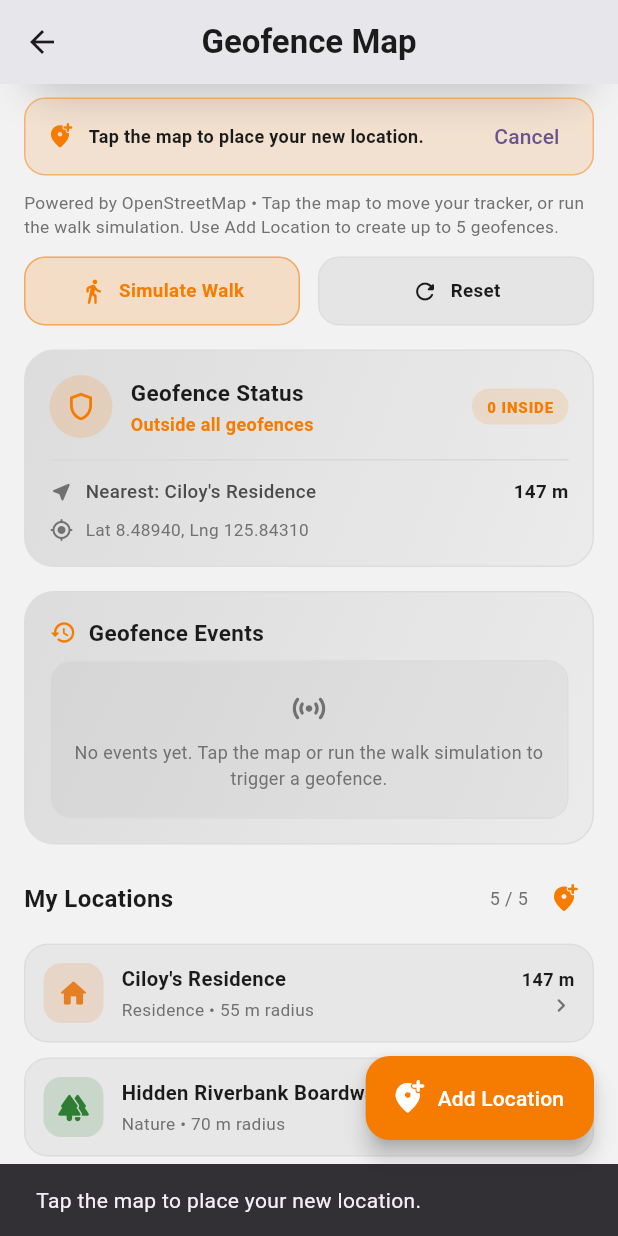
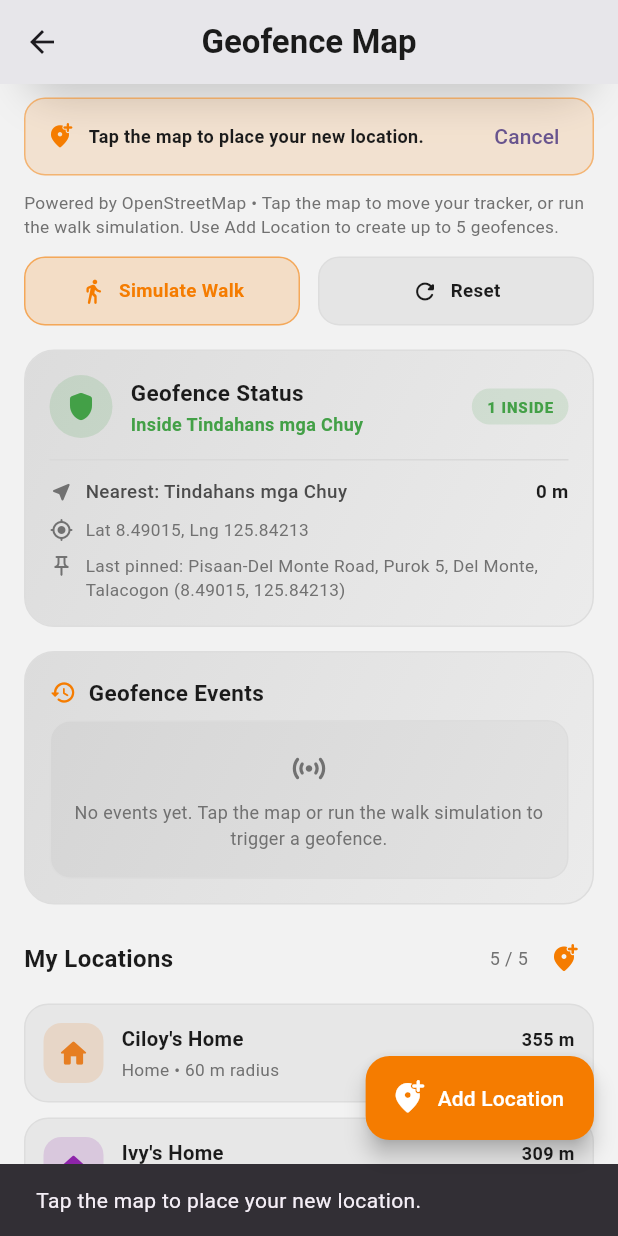
Before and after one commit to BEMBEMS/portfolio_app, a Flutter app: the Activity5GeofenceMap screen opened directly, scrolled down 576 dp, after a tap on the "add location alt" icon, on a phone screen of 412 x 824 dp. Run offline on Flutter 3.47's test engine with Material 3 defaults, Android fonts, the phone set to English and light mode, and no system bars; our stand-ins replace connectivity_plus, flutter_map, flutter_riverpod, latlong2, shared_preferences; missing offline and left inert: dart:js_interop; accounts and stored records are empty.

Commit message:
feat(geofence): set default locations to Del Monte landmarks and persist to SharedPreferences

```diff
--- a/lib/models/custom_landmark.dart
+++ b/lib/models/custom_landmark.dart
@@ -25,43 +25,53 @@ final Map<int, IconData> geofenceIconCatalog = {
 class CustomLandmark {
   final String id;
   final String name;
+  final String address;
   final String category;
   final String description;
   final LatLng position;
   final double radiusMeters;
   final IconData icon;
   final Color color;
+  final bool isPinned;
 
   const CustomLandmark({
     required this.id,
     required this.name,
+    this.address = '',
     required this.category,
     required this.description,
     required this.position,
     required this.radiusMeters,
     required this.icon,
     required this.color,
+    this.isPinned = false,
   });
+
+  String get displayAddress => address.trim().isEmpty ? name : address;
 
   CustomLandmark copyWith({
     String? id,
     String? name,
+    String? address,
     String? category,
     String? description,
     LatLng? position,
     double? radiusMeters,
     IconData? icon,
     Color? color,
+    bool? isPinned,
   }) {
     return CustomLandmark(
       id: id ?? this.id,
       name: name ?? this.name,
+      address: address ?? this.address,
       category: category ?? this.category,
       description: description ?? this.description,
       position: position ?? this.position,
       radiusMeters: radiusMeters ?? this.radiusMeters,
       icon: icon ?? this.icon,
       color: color ?? this.color,
+      isPinned: isPinned ?? this.isPinned,
     );
   }
 
@@ -69,6 +79,7 @@ class CustomLandmark {
     return {
       'id': id,
       'name': name,
+      'address': address,
       'category': category,
       'description': description,
       'latitude': position.latitude,
@@ -76,6 +87,7 @@ class CustomLandmark {
       'radiusMeters': radiusMeters,
       'iconCodePoint': icon.codePoint,
       'color': color.toARGB32(),
+      'isPinned': isPinned,
     };
   }
 
@@ -84,12 +96,14 @@ class CustomLandmark {
     final iconCodePoint =
         (json['iconCodePoint'] as num?)?.toInt() ??
         Icons.place_rounded.codePoint;
+    final name = json['name'] as String? ?? 'Unnamed Location';
 
     return CustomLandmark(
       id:
           json['id'] as String? ??
           'location_${DateTime.now().microsecondsSinceEpoch}',
-      name: json['name'] as String? ?? 'Unnamed Location',
+      name: name,
+      address: json['address'] as String? ?? '',
       category: json['category'] as String? ?? 'Custom',
       description: json['description'] as String? ?? '',
       position: LatLng(
@@ -99,6 +113,31 @@ class CustomLandmark {
       radiusMeters: (json['radiusMeters'] as num?)?.toDouble() ?? 50,
       icon: geofenceIconCatalog[iconCodePoint] ?? Icons.place_rounded,
       color: Color(colorValue),
+      isPinned: json['isPinned'] as bool? ?? false,
+    );
+  }
+}
+
+/// The most recently pinned or edited geofence location. Persisted separately
+/// so the app can restore the user's last location on startup.
+class PinnedGeofenceLocation {
+  final double latitude;
+  final double longitude;
+  final String address;
+
+  const PinnedGeofenceLocation({
+    required this.latitude,
+    required this.longitude,
+    required this.address,
+  });
+
+  LatLng get position => LatLng(latitude, longitude);
+
+  factory PinnedGeofenceLocation.fromLandmark(CustomLandmark landmark) {
+    return PinnedGeofenceLocation(
+      latitude: landmark.position.latitude,
+      longitude: landmark.position.longitude,
+      address: landmark.displayAddress,
     );
   }
 }
@@ -113,62 +152,68 @@ class DelMonteMapConfig {
 
 const List<CustomLandmark> defaultGeofenceLandmarks = [
   CustomLandmark(
-    id: 'residence',
-    name: "Ciloy's Residence",
-    category: 'Residence',
+    id: 'ciloys_home',
+    name: "Ciloy's Home",
+    address: 'Bah-bah - Talacogon Road, Purok 5, Del Monte, Talacogon',
+    category: 'Home',
     description:
-        'A private family home along a quiet lane in Del Monte. This spot is '
-        'not pinned on public map services.',
-    position: LatLng(8.49070, 125.84285),
-    radiusMeters: 55,
+        "Ciloy's family home on the right side of Bah-bah - Talacogon Road, "
+        'north-east of Purok 5.',
+    position: LatLng(8.49275, 125.84400),
+    radiusMeters: 60,
     icon: Icons.home_rounded,
     color: Color(0xFFE67E22),
   ),
   CustomLandmark(
-    id: 'boardwalk',
-    name: 'Hidden Riverbank Boardwalk',
-    category: 'Nature',
+    id: 'ivys_home',
+    name: "Ivy's Home",
+    address: 'Bah-bah - Talacogon Road, Purok 5, Del Monte, Talacogon',
+    category: 'Home',
     description:
-        'A short wooden walkway along the Agusan River bank that locals use '
-        'early in the morning. Not marked on public maps.',
-    position: LatLng(8.48770, 125.84500),
-    radiusMeters: 70,
-    icon: Icons.forest_rounded,
-    color: Color(0xFF2E7D32),
+        "Ivy's family home on the left side of Bah-bah - Talacogon Road, "
+        'north-west of Purok 5.',
+    position: LatLng(8.49275, 125.84310),
+    radiusMeters: 60,
+    icon: Icons.home_rounded,
+    color: Color(0xFF8E24AA),
   ),
   CustomLandmark(
-    id: 'sunrise_hill',
-    name: 'Del Monte Sunrise Hill',
-    category: 'Viewpoint',
+    id: 'tindahans_mga_chuy',
+    name: 'Tindahans mga Chuy',
+    address: 'Pisaan-Del Monte Road, Purok 5, Del Monte, Talacogon',
+    category: 'Store',
     description:
-        'A grassy ridge overlooking the fields of Del Monte. A favorite secret '
-        'spot for watching the sun rise over Agusan del Sur.',
-    position: LatLng(8.49330, 125.84560),
-    radiusMeters: 80,
-    icon: Icons.landscape_rounded,
+        'A neighborhood store on Pisaan-Del Monte Road near the '
+        'Bah-bah - Talacogon Road junction. Pinned by default.',
+    position: LatLng(8.49015, 125.84213),
+    radiusMeters: 60,
+    icon: Icons.restaurant_rounded,
+    color: Color(0xFF43A047),
+    isPinned: true,
+  ),
+  CustomLandmark(
+    id: 'kalye58_tamabayanan',
+    name: 'Kalye58 Tamabayanan',
+    address: 'Pisaan-Del Monte Road (CENRO), Purok 5, Del Monte, Talacogon',
+    category: 'Tambayanan',
+    description:
+        'A tambayanan on Pisaan-Del Monte Road, right at the Community '
+        'Environment and Natural Resources Office (CENRO).',
+    position: LatLng(8.4892661, 125.8437722),
+    radiusMeters: 40,
+    icon: Icons.star_rounded,
     color: Color(0xFFF9A825),
   ),
   CustomLandmark(
-    id: 'banyan',
-    name: 'Old Banyan Tree',
-    category: 'Heritage',
+    id: 'malihao_spot',
+    name: 'Malihao Spot',
+    address: 'Malihao Road, Purok 8, Del Monte, Talacogon',
+    category: 'Water Spot',
     description:
-        'A century-old balete tree where neighbors gather in the afternoon '
-        'shade. Its exact location is only known to locals.',
-    position: LatLng(8.48840, 125.84070),
-    radiusMeters: 50,
-    icon: Icons.park_rounded,
-    color: Color(0xFF6D4C41),
-  ),
-  CustomLandmark(
-    id: 'lagoon',
-    name: 'Secret Fish Pond',
-    category: 'Hidden Spot',
-    description:
-        'A small fish pond tucked behind the rice fields. Reachable on foot '
-        'through a narrow trail at the edge of the barangay.',
-    position: LatLng(8.48630, 125.84600),
-    radiusMeters: 65,
+        'A water spot south of Purok 8 along the road extending from '
+        'Pisaan-Del Monte Road.',
+    position: LatLng(8.48680, 125.84766),
+    radiusMeters: 60,
     icon: Icons.water_rounded,
     color: Color(0xFF0277BD),
   ),
--- a/lib/providers/geofence_provider.dart
+++ b/lib/providers/geofence_provider.dart
@@ -1,4 +1,3 @@
-import 'dart:async';
 import 'dart:convert';
 
 import 'package:flutter/foundation.dart';
@@ -7,27 +6,76 @@ import 'package:shared_preferences/shared_preferences.dart';
 import '../models/custom_landmark.dart';
 
 class GeofenceProvider extends ChangeNotifier {
-  GeofenceProvider(this._preferences) {
-    _load();
+  factory GeofenceProvider({SharedPreferences? preferences}) {
+    return GeofenceProvider._(preferences);
+  }
+
+  GeofenceProvider._(this._preferences) {
+    _ready = _initialize();
   }
 
   static const String storageKey = 'geofence_locations_v1';
+  static const String lastLatitudeKey = 'last_geofence_latitude';
+  static const String lastLongitudeKey = 'last_geofence_longitude';
+  static const String lastAddressKey = 'last_geofence_address';
+  static const String defaultsVersionKey = 'geofence_defaults_version';
+  static const int defaultsVersion = 2;
 
-  final SharedPreferences _preferences;
+  static const Map<String, String> _legacyDefaultNames = {
+    'residence': "Ciloy's Residence",
+    'boardwalk': 'Hidden Riverbank Boardwalk',
+    'sunrise_hill': 'Del Monte Sunrise Hill',
+    'banyan': 'Old Banyan Tree',
+    'lagoon': 'Secret Fish Pond',
+  };
+
+  final SharedPreferences? _preferences;
+  late final Future<void> _ready;
+  late final SharedPreferences _prefs;
   List<CustomLandmark> _locations = const [];
+  PinnedGeofenceLocation? _lastPinnedLocation;
+  bool _isLoaded = false;
+
+  /// Completes after the saved locations have been loaded from disk.
+  Future<void> get ready => _ready;
+  bool get isLoaded => _isLoaded;
 
   List<CustomLandmark> get locations =>
       List<CustomLandmark>.unmodifiable(_locations);
+
+  PinnedGeofenceLocation? get lastPinnedLocation {
+    for (final location in _locations) {
+      if (location.isPinned) {
+        return PinnedGeofenceLocation.fromLandmark(location);
+      }
+    }
+    return _lastPinnedLocation;
+  }
 
   int get count => _locations.length;
   int get limit => maxGeofenceLocations;
   bool get isFull => _locations.length >= maxGeofenceLocations;
 
+  Future<void> _initialize() async {
+    _prefs = _preferences ?? await SharedPreferences.getInstance();
+    _load();
+
+    final storedVersion = _prefs.getInt(defaultsVersionKey) ?? 1;
+    if (storedVersion < defaultsVersion && _isUnmodifiedLegacyDefaultList()) {
+      _locations = List<CustomLandmark>.from(defaultGeofenceLandmarks);
+      _lastPinnedLocation = null;
+    }
+
+    _isLoaded = true;
+    await _prefs.setInt(defaultsVersionKey, defaultsVersion);
+    await _persistSnapshot();
+    notifyListeners();
+  }
+
   void _load() {
-    final stored = _preferences.getString(storageKey);
+    final stored = _prefs.getString(storageKey);
     if (stored == null) {
       _locations = List<CustomLandmark>.from(defaultGeofenceLandmarks);
-      _persist();
       return;
     }
 
@@ -35,7 +83,6 @@ class GeofenceProvider extends ChangeNotifier {
       final decoded = jsonDecode(stored);
       if (decoded is! List) {
         _locations = List<CustomLandmark>.from(defaultGeofenceLandmarks);
-        _persist();
         return;
       }
 
@@ -48,46 +95,134 @@ class GeofenceProvider extends ChangeNotifier {
           .toList();
     } catch (_) {
       _locations = List<CustomLandmark>.from(defaultGeofenceLandmarks);
-      _persist();
+      return;
+    }
+
+    _restoreLegacyPinState();
+  }
+
+  bool _isUnmodifiedLegacyDefaultList() {
+    if (_locations.length != _legacyDefaultNames.length) return false;
+    for (final location in _locations) {
+      if (_legacyDefaultNames[location.id] != location.name) return false;
+    }
+    return true;
+  }
+
+  /// Older installs stored the last pinned coordinates in separate keys.
+  /// Promote them into the serialized list so pin status is restored too.
+  void _restoreLegacyPinState() {
+    final latitude = _prefs.getDouble(lastLatitudeKey);
+    final longitude = _prefs.getDouble(lastLongitudeKey);
+    final address = _prefs.getString(lastAddressKey);
+
+    if (latitude != null && longitude != null && address != null) {
+      _lastPinnedLocation = PinnedGeofenceLocation(
+        latitude: latitude,
+        longitude: longitude,
+        address: address,
+      );
+    }
+
+    if (_locations.any((location) => location.isPinned)) return;
+
+    final index = _locations.indexWhere(
+      (location) =>
+          location.position.latitude == latitude &&
+          location.position.longitude == longitude &&
+          location.displayAddress == address,
+    );
+
+    if (index != -1) {
+      _locations = [..._locations];
+      _locations[index] = _locations[index].copyWith(isPinned: true);
     }
   }
 
-  bool addLocation(CustomLandmark location) {
+  Future<bool> addLocation(CustomLandmark location) async {
+    await _ready;
     if (isFull) return false;
-    _locations = [..._locations, location];
-    _commit();
+
+    _locations = [
+      for (final item in _locations) item.copyWith(isPinned: false),
+      location.copyWith(isPinned: true),
+    ];
+    _lastPinnedLocation = PinnedGeofenceLocation.fromLandmark(location);
+    await _commit();
     return true;
   }
 
-  bool updateLocation(String id, CustomLandmark updated) {
+  Future<bool> updateLocation(String id, CustomLandmark updated) async {
+    await _ready;
     final index = _locations.indexWhere((location) => location.id == id);
     if (index == -1) return false;
-    _locations = [..._locations]..[index] = updated.copyWith(id: id);
-    _commit();
+
+    final saved = updated.copyWith(id: id, isPinned: true);
+    _locations = [
+      for (var i = 0; i < _locations.length; i++)
+        if (i == index) saved else _locations[i].copyWith(isPinned: false),
+    ];
+    _lastPinnedLocation = PinnedGeofenceLocation.fromLandmark(saved);
+    await _commit();
     return true;
   }
 
-  bool replaceLocation(String id, CustomLandmark replacement) {
+  Future<bool> replaceLocation(String id, CustomLandmark replacement) {
     return updateLocation(id, replacement);
   }
 
-  bool removeLocation(String id) {
+  Future<bool> removeLocation(String id) async {
+    await _ready;
     final index = _locations.indexWhere((location) => location.id == id);
     if (index == -1) return false;
+
+    final removed = _locations[index];
+    final last = _lastPinnedLocation;
+    final removedWasLast =
+        last != null &&
+        last.latitude == removed.position.latitude &&
+        last.longitude == removed.position.longitude &&
+        last.address == removed.displayAddress;
+
     _locations = [..._locations]..removeAt(index);
-    _commit();
+
+    if (removed.isPinned || removedWasLast) {
+      if (_locations.isEmpty) {
+        _lastPinnedLocation = null;
+      } else {
+        _locations = [..._locations];
+        _locations[0] = _locations[0].copyWith(isPinned: true);
+        _lastPinnedLocation = PinnedGeofenceLocation.fromLandmark(
+          _locations[0],
+        );
+      }
+    }
+
+    await _commit();
     return true;
   }
 
-  void _commit() {
-    _persist();
+  Future<void> _commit() async {
+    await _persistSnapshot();
     notifyListeners();
   }
 
-  void _persist() {
+  Future<void> _persistSnapshot() async {
     final encoded = jsonEncode(
       _locations.map((location) => location.toJson()).toList(),
     );
-    unawaited(_preferences.setString(storageKey, encoded));
+    await _prefs.setString(storageKey, encoded);
+
+    final pinned = lastPinnedLocation;
+    if (pinned == null) {
+      await _prefs.remove(lastLatitudeKey);
+      await _prefs.remove(lastLongitudeKey);
+      await _prefs.remove(lastAddressKey);
+      return;
+    }
+
+    await _prefs.setDouble(lastLatitudeKey, pinned.latitude);
+    await _prefs.setDouble(lastLongitudeKey, pinned.longitude);
+    await _prefs.setString(lastAddressKey, pinned.address);
   }
 }
--- a/lib/screens/activity5_geofence_map.dart
+++ b/lib/screens/activity5_geofence_map.dart
@@ -41,6 +41,7 @@ class _Activity5GeofenceMapState extends State<Activity5GeofenceMap>
   bool _hasEvaluated = false;
   bool _addingLocation = false;
   LatLng _userLocation = _defaultLocation;
+  LatLng _initialCenter = DelMonteMapConfig.center;
   Timer? _walkTimer;
   bool _simulating = false;
   bool _suppressMapTap = false;
@@ -70,6 +71,11 @@ class _Activity5GeofenceMapState extends State<Activity5GeofenceMap>
     }
     if (!_hasEvaluated) {
       _hasEvaluated = true;
+      final savedLocation = _geofence?.lastPinnedLocation;
+      if (savedLocation != null) {
+        _userLocation = savedLocation.position;
+        _initialCenter = savedLocation.position;
+      }
       _evaluateGeofences(initial: true);
     }
   }
@@ -151,15 +157,12 @@ class _Activity5GeofenceMapState extends State<Activity5GeofenceMap>
 
   void _reset() {
     _walkTimer?.cancel();
-    _mapController.move(
-      DelMonteMapConfig.center,
-      DelMonteMapConfig.defaultZoom,
-    );
+    _mapController.move(_initialCenter, DelMonteMapConfig.defaultZoom);
     setState(() {
       _simulating = false;
       _walkTarget = null;
       _waypointIndex = 0;
-      _userLocation = _defaultLocation;
+      _userLocation = _initialCenter;
       _insideIds.clear();
       _events.clear();
       _evaluateGeofences(initial: true);
@@ -276,7 +279,9 @@ class _Activity5GeofenceMapState extends State<Activity5GeofenceMap>
     if (result == null || !mounted) return;
 
     if (existing != null) {
-      if (provider.updateLocation(existing.id, result)) {
+      final updated = await provider.updateLocation(existing.id, result);
+      if (!mounted) return;
+      if (updated) {
         _mapController.move(result.position, _mapController.camera.zoom);
         _showSnack('${result.name} updated.');
       }
@@ -288,7 +293,9 @@ class _Activity5GeofenceMapState extends State<Activity5GeofenceMap>
       return;
     }
 
-    if (provider.addLocation(result)) {
+    final added = await provider.addLocation(result);
+    if (!mounted) return;
+    if (added) {
       _mapController.move(result.position, _mapController.camera.zoom);
       _showSnack('${result.name} added.');
     }
@@ -369,7 +376,9 @@ class _Activity5GeofenceMapState extends State<Activity5GeofenceMap>
         .firstWhere((location) => location.id == replacedId)
         .name;
 
-    if (provider.replaceLocation(replacedId, newLocation)) {
+    final replaced = await provider.replaceLocation(replacedId, newLocation);
+    if (!mounted) return;
+    if (replaced) {
       _mapController.move(newLocation.position, _mapController.camera.zoom);
       _showSnack('${newLocation.name} replaced $replacedName.');
     }
@@ -405,7 +414,9 @@ class _Activity5GeofenceMapState extends State<Activity5GeofenceMap>
     if (confirmed != true || !mounted) return;
 
     final provider = Provider.of<GeofenceProvider>(context, listen: false);
-    if (provider.removeLocation(landmark.id)) {
+    final removed = await provider.removeLocation(landmark.id);
+    if (!mounted) return;
+    if (removed) {
       _insideIds.remove(landmark.id);
       _showSnack('${landmark.name} deleted.');
     }
@@ -486,6 +497,30 @@ class _Activity5GeofenceMapState extends State<Activity5GeofenceMap>
                     ),
                   ],
                 ),
+                if (landmark.address.trim().isNotEmpty) ...[
+                  const SizedBox(height: 12),
+                  Row(
+                    crossAxisAlignment: CrossAxisAlignment.start,
+                    children: [
+                      Icon(
+                        Icons.place_outlined,
+                        size: 16,
+                        color: theme.mutedTextColor,
+                      ),
+                      const SizedBox(width: 6),
+                      Expanded(
+                        child: Text(
+                          landmark.address,
+                          style: TextStyle(
+                            color: theme.mutedTextColor,
+                            fontSize: 12,
+                            height: 1.4,
+                          ),
+                        ),
+                      ),
+                    ],
+                  ),
+                ],
                 const SizedBox(height: 14),
                 Text(
                   landmark.description,
@@ -500,6 +535,13 @@ class _Activity5GeofenceMapState extends State<Activity5GeofenceMap>
                   spacing: 8,
                   runSpacing: 8,
                   children: [
+                    if (landmark.isPinned)
+                      _DetailChip(
+                        theme: theme,
+                        icon: Icons.push_pin_rounded,
+                        label: 'Pinned',
+                        color: theme.accentColor,
+                      ),
                     _DetailChip(
                       theme: theme,
                       icon: Icons.radio_button_checked,
@@ -797,7 +839,7 @@ class _Activity5GeofenceMapState extends State<Activity5GeofenceMap>
             child: FlutterMap(
               mapController: _mapController,
               options: MapOptions(
-                initialCenter: DelMonteMapConfig.center,
+                initialCenter: _initialCenter,
                 initialZoom: DelMonteMapConfig.defaultZoom,
                 minZoom: DelMonteMapConfig.minZoom,
                 maxZoom: DelMonteMapConfig.maxZoom,
@@ -1019,6 +1061,7 @@ class _Activity5GeofenceMapState extends State<Activity5GeofenceMap>
     final nearestDistance = nearest == null
         ? null
         : distanceInMeters(_userLocation, nearest.position);
+    final lastPinned = _geofence?.lastPinnedLocation;
 
     return Container(
       padding: const EdgeInsets.all(16),
@@ -1176,6 +1219,34 @@ class _Activity5GeofenceMapState extends State<Activity5GeofenceMap>
               ),
             ],
           ),
+          if (lastPinned != null) ...[
+            const SizedBox(height: 8),
+            Row(
+              crossAxisAlignment: CrossAxisAlignment.start,
+              children: [
+                Icon(
+                  Icons.push_pin_outlined,
+                  size: 16,
+                  color: theme.mutedTextColor,
+                ),
+                const SizedBox(width: 8),
+                Expanded(
+                  child: Text(
+                    'Last pinned: ${lastPinned.address} '
+                    '(${lastPinned.latitude.toStringAsFixed(5)}, '
+                    '${lastPinned.longitude.toStringAsFixed(5)})',
+                    maxLines: 2,
+                    overflow: TextOverflow.ellipsis,
+                    style: TextStyle(
+                      color: theme.mutedTextColor,
+                      fontSize: 11.5,
+                      height: 1.4,
+                    ),
+                  ),
+                ),
+              ],
+            ),
+          ],
         ],
       ),
     );
@@ -1402,6 +1473,14 @@ class _Activity5GeofenceMapState extends State<Activity5GeofenceMap>
                                     ),
                                   ),
                                 ),
+                                if (landmark.isPinned) ...[
+                                  const SizedBox(width: 6),
+                                  Icon(
+                                    Icons.push_pin_rounded,
+                                    size: 13,
+                                    color: theme.accentColor,
+                                  ),
+                                ],
                                 if (inside) ...[
                                   const SizedBox(width: 6),
                                   Container(
@@ -1510,6 +1589,7 @@ class _LocationFormSheetState extends State<_LocationFormSheet> {
 
   final GlobalKey<FormState> _formKey = GlobalKey<FormState>();
   late final TextEditingController _nameController;
+  late final TextEditingController _addressController;
   late final TextEditingController _categoryController;
   late final TextEditingController _descriptionController;
   late final TextEditingController _latitudeController;
@@ -1523,6 +1603,7 @@ class _LocationFormSheetState extends State<_LocationFormSheet> {
     super.initState();
     final existing = widget.existing;
     _nameController = TextEditingController(text: existing?.name ?? '');
+    _addressController = TextEditingController(text: existing?.address ?? '');
     _categoryController = TextEditingController(
       text: existing?.category ?? 'Custom',
     );
@@ -1544,6 +1625,7 @@ class _LocationFormSheetState extends State<_LocationFormSheet> {
   @override
   void dispose() {
     _nameController.dispose();
+    _addressController.dispose();
     _categoryController.dispose();
     _descriptionController.dispose();
     _latitudeController.dispose();
@@ -1576,9 +1658,12 @@ class _LocationFormSheetState extends State<_LocationFormSheet> {
 
     final existing = widget.existing;
     final category = _categoryController.text.trim();
+    final name = _nameController.text.trim();
+    final address = _addressController.text.trim();
     final location = CustomLandmark(
       id: existing?.id ?? 'location_${DateTime.now().microsecondsSinceEpoch}',
-      name: _nameController.text.trim(),
+      name: name,
+      address: address.isEmpty ? name : address,
       category: category.isEmpty ? 'Custom' : category,
       description: _descriptionController.text.trim(),
       position: LatLng(
@@ -1695,6 +1780,17 @@ class _LocationFormSheetState extends State<_LocationFormSheet> {
                     textInputAction: TextInputAction.next,
                     decoration: _decoration('Location name'),
                     validator: _validateRequired,
+                  ),
+                  const SizedBox(height: 12),
+                  TextFormField(
+                    controller: _addressController,
+                    textCapitalization: TextCapitalization.words,
+                    textInputAction: TextInputAction.next,
+                    decoration: _decoration(
+                      'Address',
+                      helperText:
+                          'Saved so this location can be restored later',
+                    ),
                   ),
                   const SizedBox(height: 12),
                   TextFormField(
```
Also changed, not shown: lib/main.dart (+6 -3 lines), 1 other file.
